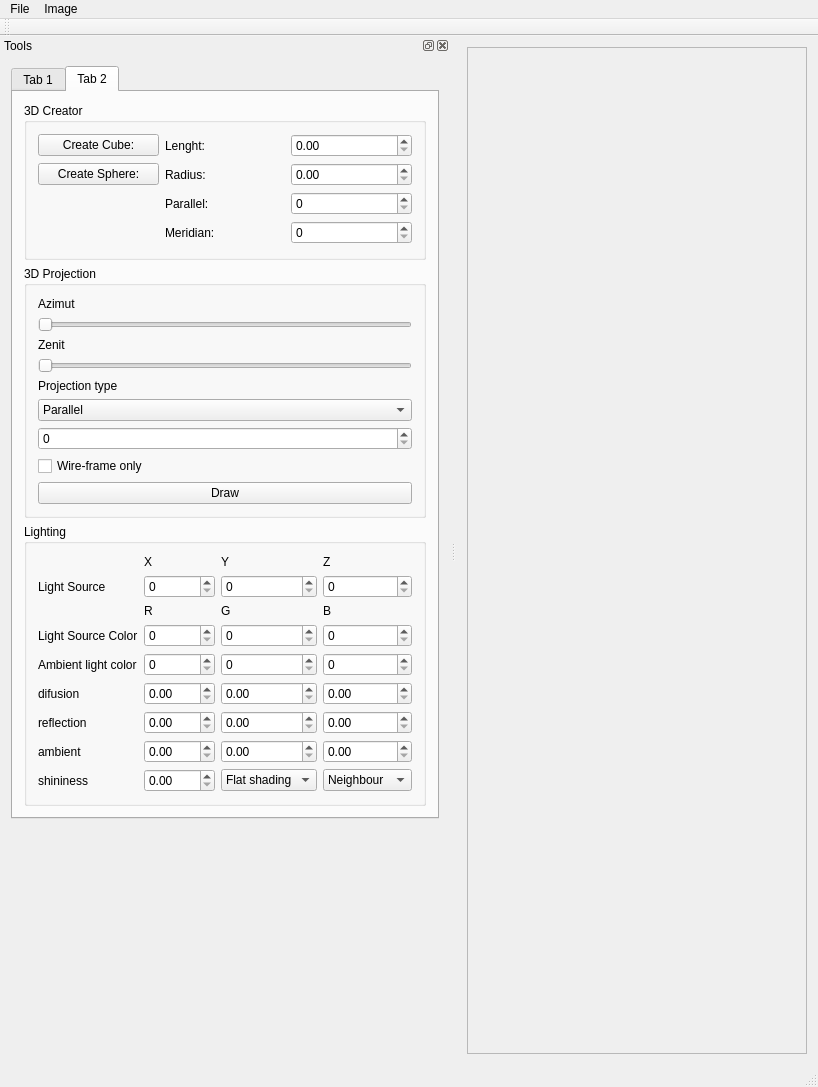
Qt form src/ImageViewer.ui (YakibchukOstap567/3D) before a commit.
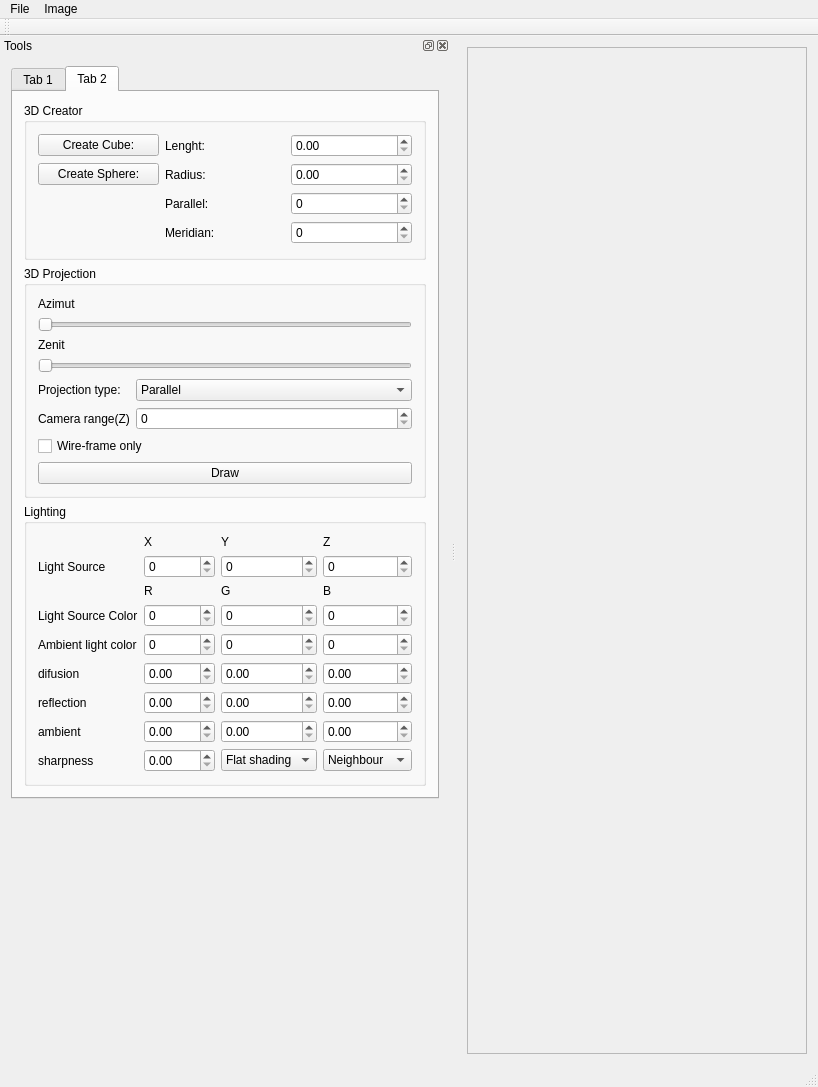
The same form after that commit.

Commit message: este trochu upravy

What changed in the file:
```diff
--- a/src/ImageViewer.ui
+++ b/src/ImageViewer.ui
@@ -473,15 +473,22 @@
            <property name="title">
             <string>3D Projection</string>
            </property>
-           <layout class="QVBoxLayout" name="verticalLayout_4">
-            <item>
-             <widget class="QLabel" name="label">
+           <layout class="QFormLayout" name="formLayout">
+            <item row="3" column="0">
+             <widget class="QLabel" name="label_2">
               <property name="text">
-               <string>Azimut</string>
+               <string>Zenit</string>
               </property>
              </widget>
             </item>
-            <item>
+            <item row="5" column="0">
+             <widget class="QLabel" name="label_3">
+              <property name="text">
+               <string>Projection type:</string>
+              </property>
+             </widget>
+            </item>
+            <item row="1" column="0" colspan="2">
              <widget class="QSlider" name="azimut">
               <property name="maximum">
                <number>99</number>
@@ -494,28 +501,21 @@
               </property>
              </widget>
             </item>
-            <item>
-             <widget class="QLabel" name="label_2">
-              <property name="text">
-               <string>Zenit</string>
-              </property>
-             </widget>
-            </item>
-            <item>
+            <item row="4" column="0" colspan="2">
              <widget class="QSlider" name="zenit">
               <property name="orientation">
                <enum>Qt::Orientation::Horizontal</enum>
               </property>
              </widget>
             </item>
-            <item>
-             <widget class="QLabel" name="label_3">
-              <property name="text">
-               <string>Projection type</string>
+            <item row="6" column="1">
+             <widget class="QSpinBox" name="range">
+              <property name="maximum">
+               <number>1000</number>
               </property>
              </widget>
             </item>
-            <item>
+            <item row="5" column="1">
              <widget class="QComboBox" name="projectionTypeBox">
               <item>
                <property name="text">
@@ -529,27 +529,34 @@
               </item>
              </widget>
             </item>
-            <item>
-             <widget class="QSpinBox" name="range">
-              <property name="maximum">
-               <number>1000</number>
+            <item row="0" column="0">
+             <widget class="QLabel" name="label">
+              <property name="text">
+               <string>Azimut</string>
               </property>
              </widget>
             </item>
-            <item>
+            <item row="8" column="0" colspan="2">
              <widget class="QCheckBox" name="wireframe">
               <property name="text">
                <string>Wire-frame only</string>
               </property>
              </widget>
             </item>
-            <item>
+            <item row="9" column="0" colspan="2">
              <widget class="QPushButton" name="draw3D">
               <property name="text">
                <string>Draw</string>
               </property>
              </widget>
             </item>
+            <item row="6" column="0">
+             <widget class="QLabel" name="label_22">
+              <property name="text">
+               <string>Camera range(Z)</string>
+              </property>
+             </widget>
+            </item>
            </layout>
           </widget>
          </item>
@@ -779,7 +786,7 @@
             <item row="13" column="0">
              <widget class="QLabel" name="label_17">
               <property name="text">
-               <string>shininess</string>
+               <string>sharpness</string>
               </property>
              </widget>
             </item>
```
Left out of the diff: 2 changed lines with no effect on the pictures. The commit also changes 1 other file.
